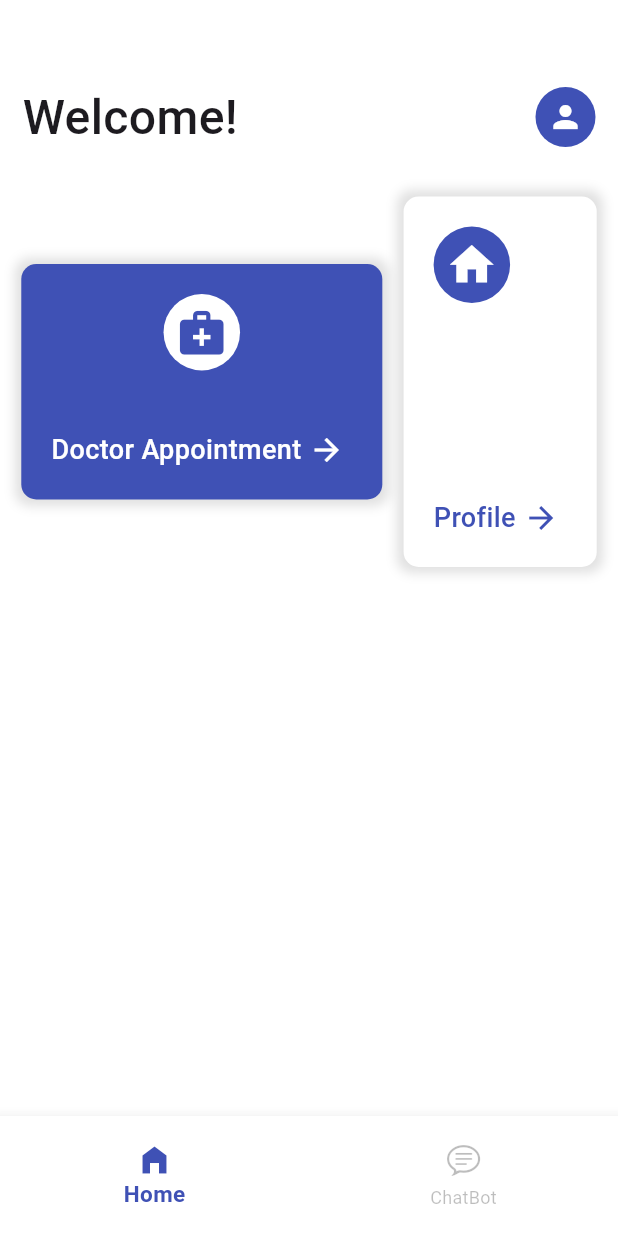
After one commit to ihuzaifa1/MedApp, a Flutter app: the navbar screen opened directly, on a phone screen of 412 x 824 dp. The commit adds this screen. Run offline on Flutter 3.47's test engine with Material 3 defaults, Android fonts, the light colour scheme and no system bars; our stand-ins replace firebase_auth, firebase_core, fluttertoast; accounts and stored records are empty.

Commit message:
MainScreen

```diff
--- a/lib/HomePage.dart
+++ b/lib/HomePage.dart
@@ -13,7 +13,7 @@ class HomePage extends StatelessWidget {
         child: Column(
           children: [
             SizedBox(
-              height: 30,
+              height: 80,
             ),
             Padding(
               padding: EdgeInsets.all(1),
--- a/lib/LoginPage.dart
+++ b/lib/LoginPage.dart
@@ -1,7 +1,7 @@
 import 'package:flutter/material.dart';
-import 'package:medicare_dart/MainPage.dart';
 import 'package:medicare_dart/SignUpPage.dart';
 import 'package:firebase_auth/firebase_auth.dart';
+import 'package:medicare_dart/navbar.dart';
 import 'package:medicare_dart/utilities/utils.dart';
 
 class LoginPage extends StatefulWidget {
@@ -36,7 +36,7 @@ class _LoginPageState extends State<LoginPage> {
           child: Column(
             children: [
               SizedBox(
-                height: 10,
+                height: 50,
               ),
               Padding(
                 padding: EdgeInsets.all(20),
@@ -132,7 +132,7 @@ class _LoginPageState extends State<LoginPage> {
                             Navigator.push(
                                 context,
                                 MaterialPageRoute(
-                                  builder: (context) => MainPage(),
+                                  builder: (context) => navbar(),
                                 ));
                           }).onError((error, stackTrace) {
                             debugPrint(error.toString());
--- a/lib/MainPage.dart
+++ b/lib/MainPage.dart
@@ -1,15 +1,151 @@
 import 'package:flutter/material.dart';
 
-class MainPage extends StatefulWidget{
-  @override
-  State<MainPage> createState() => _MainPageState();
-}
-
-class _MainPageState extends State<MainPage> {
+class MainPage extends StatelessWidget{
   @override
   Widget build(BuildContext context) {
-    return Material(
+    return SingleChildScrollView(
+      padding: EdgeInsets.only(top: 55),
+      child: Column(
+        crossAxisAlignment: CrossAxisAlignment.start,
+        children: [
+          Padding(padding: EdgeInsets.symmetric(horizontal: 15),
+          child: Row(
+            mainAxisAlignment: MainAxisAlignment.spaceBetween,
+            children: [
+              Text("Welcome!",
+              style: TextStyle(
+                fontSize: 32,
+                fontWeight: FontWeight.w500,
+              ),
+              ),
+              CircleAvatar(
+                child: Icon(
+                  Icons.person,
+                  color: Colors.white,
+              ),
+                backgroundColor: Colors.indigo,
+              )
+            ],
+          ),
+          ),
+          SizedBox(height: 30,),
+          Row(
+            mainAxisAlignment: MainAxisAlignment.spaceEvenly,
+            children: [
+              InkWell(
+                onTap: (){},
+                child: Container(
+                  padding: EdgeInsets.all(20),
+                  decoration: BoxDecoration(
+                    color: Colors.indigo,
+                    borderRadius: BorderRadius.circular(10),
+                    boxShadow: [
+                      BoxShadow(
+                        color: Colors.black12,
+                        blurRadius: 6,
+                        spreadRadius: 4,
+                      )
+                    ]
+                  ),
+                  child: Column(
+                    crossAxisAlignment: CrossAxisAlignment.center,
+                    children: [
+                      Container(
+                        padding: EdgeInsets.all(8),
+                        decoration: BoxDecoration(
+                          color: Colors.white,
+                          shape: BoxShape.circle
+                        ),
+                        child: Icon(
+                          Icons.medical_services,
+                          color: Colors.indigo,
+                          size: 35,
+                        ),
+                      ),
+                      SizedBox(height: 40,),
+                      Row(
+                        children: [
+                          Text("Doctor Appointment",
+                          style: TextStyle(
+                            color: Colors.white,
+                            fontSize: 18,
+                            fontWeight: FontWeight.w500,
+                          ),),
+                          Padding(
+                            padding: const EdgeInsets.symmetric(horizontal: 5),
+                            child: Icon(
+                              Icons.arrow_forward,
+                              color: Colors.white,
+                            ),
+                          )
+                        ],
+                      ),
 
+
+                    ],
+                  ),
+                ),
+              ),
+              InkWell(
+                onTap: (){},
+                child: Container(
+                  padding: EdgeInsets.all(20),
+                  decoration: BoxDecoration(
+                      color: Colors.white,
+                      borderRadius: BorderRadius.circular(10),
+                      boxShadow: [
+                        BoxShadow(
+                          color: Colors.black12,
+                          blurRadius: 6,
+                          spreadRadius: 4,
+                        )
+                      ]
+                  ),
+                  child: Column(
+                    crossAxisAlignment: CrossAxisAlignment.start,
+                    children: [
+                      Container(
+                        padding: EdgeInsets.all(8),
+                        decoration: BoxDecoration(
+                            color: Colors.indigo,
+                            shape: BoxShape.circle
+                        ),
+                        child: Icon(
+                          Icons.home,
+                          color: Colors.white,
+                          size: 35,
+                        ),
+                      ),
+                      SizedBox(height: 130,),
+                      Row(
+                        children: [
+                          Text("Profile",
+                            style: TextStyle(
+                              color: Colors.indigo,
+                              fontSize: 18,
+                              fontWeight: FontWeight.w500,
+                            ),),
+                          Padding(
+                            padding: const EdgeInsets.symmetric(horizontal: 5),
+                            child: Icon(
+                              Icons.arrow_forward,
+                              color: Colors.indigo,
+                            ),
+                          )
+                        ],
+                      ),
+
+                    ],
+                  ),
+                ),
+              )
+
+            ],
+          ),
+
+
+        ],
+      ),
     );
   }
 }
--- a/lib/SignUpPage.dart
+++ b/lib/SignUpPage.dart
@@ -3,6 +3,7 @@ import 'package:flutter/material.dart';
 import 'package:medicare_dart/LoginPage.dart';
 import 'package:medicare_dart/MainPage.dart';
 import 'package:firebase_auth/firebase_auth.dart';
+import 'package:medicare_dart/navbar.dart';
 import 'package:medicare_dart/utilities/utils.dart';
 
 class SignUpPage extends StatefulWidget {
@@ -29,7 +30,7 @@ class _SignUpPageState extends State<SignUpPage> {
           child: Column(
             children: [
               SizedBox(
-                height: 10,
+                height: 35,
               ),
               Padding(
                 padding: const EdgeInsets.all(8.0),
@@ -151,7 +152,7 @@ class _SignUpPageState extends State<SignUpPage> {
                             Navigator.push(
                                 context,
                                 MaterialPageRoute(
-                                  builder: (context) => MainPage(),
+                                  builder: (context) => navbar(),
                                 ));
                           }).onError((error, stackTrace) {
                             utils().toastmessage(error.toString());
--- a/lib/SplashPage.dart
+++ b/lib/SplashPage.dart
@@ -3,6 +3,7 @@ import 'package:firebase_auth/firebase_auth.dart';
 import 'package:flutter/material.dart';
 import 'package:medicare_dart/HomePage.dart';
 import 'package:medicare_dart/MainPage.dart';
+import 'package:medicare_dart/navbar.dart';
 
 
 
@@ -24,7 +25,7 @@ class _SplashPageState extends State<SplashPage> {
         Navigator.pushReplacement(
             context,
             MaterialPageRoute(
-              builder: (context) => MainPage(),
+              builder: (context) => navbar(),
             ));
       });
     }else{
--- /dev/null
+++ b/lib/navbar.dart
@@ -0,0 +1,52 @@
+import 'package:flutter/cupertino.dart';
+import 'package:flutter/material.dart';
+import 'package:medicare_dart/MainPage.dart';
+
+class navbar extends StatefulWidget {
+  @override
+  State<navbar> createState() => _navbarState();
+}
+
+class _navbarState extends State<navbar> {
+  int _selectedscreen = 0;
+  final _screens = [
+    MainPage(),
+    Container(),
+  ];
+  @override
+  Widget build(BuildContext context) {
+    return Scaffold(
+      backgroundColor: Colors.white,
+      body: _screens[_selectedscreen],
+      bottomNavigationBar: Container(
+        height: 80,
+        child: BottomNavigationBar(
+          backgroundColor: Colors.white,
+          type: BottomNavigationBarType.fixed,
+          selectedItemColor: Colors.indigo,
+          unselectedItemColor: Colors.black26,
+          selectedLabelStyle: TextStyle(
+            fontWeight: FontWeight.bold,
+            fontSize: 15,
+          ),
+          currentIndex: _selectedscreen,
+          onTap: (index) {
+            setState(() {
+              _selectedscreen = index;
+            });
+          },
+          items: [
+            BottomNavigationBarItem(
+              icon: Icon(Icons.home_filled),
+              label: "Home",
+            ),
+            BottomNavigationBarItem(
+              icon: Icon(CupertinoIcons.chat_bubble_text),
+              label: "ChatBot",
+            ),
+          ],
+        ),
+      ),
+    );
+  }
+}
```
